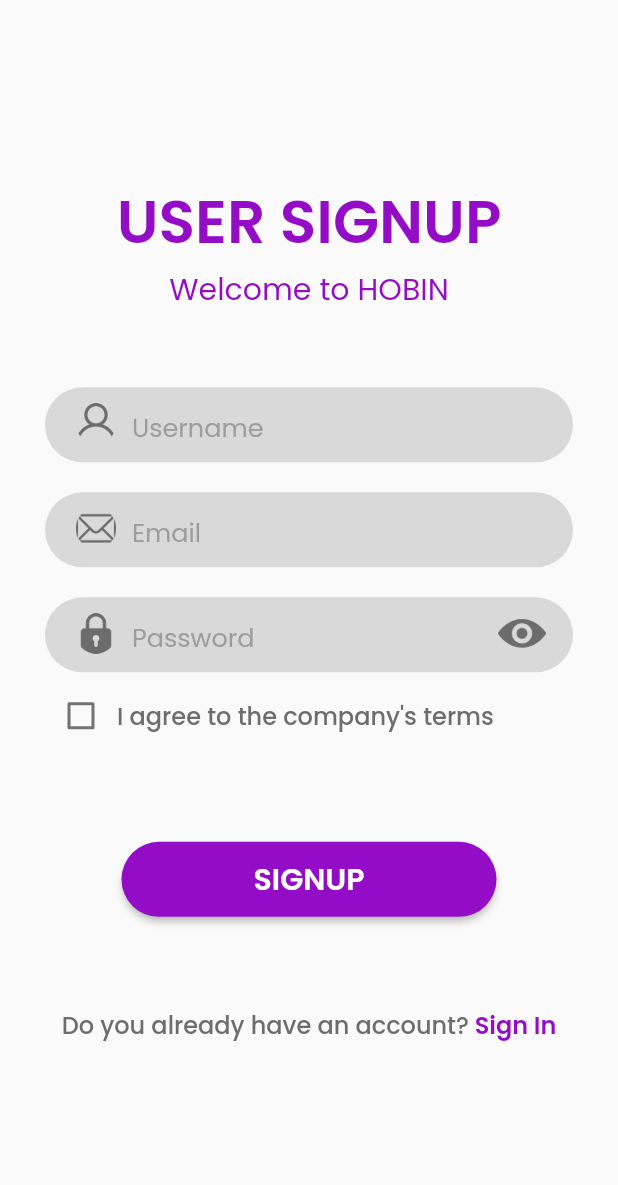
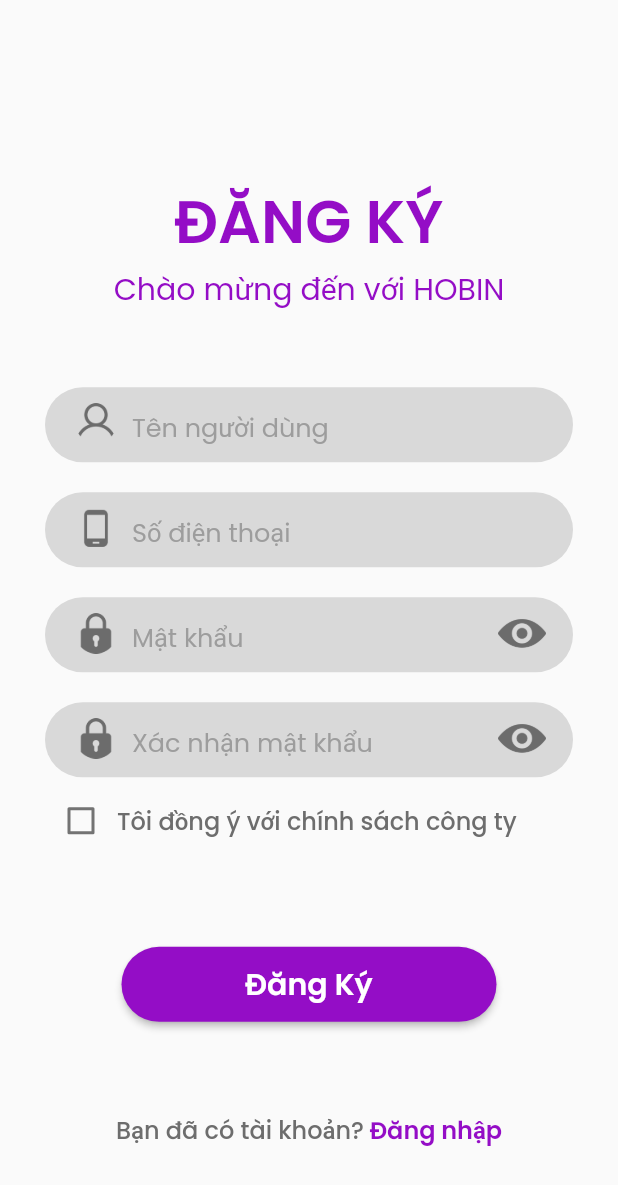
Before and after one commit to binh123thien/HOBIN, a Flutter app: the SignUpPage screen opened directly, on a phone screen of 412 x 824 dp. Shown: the top 1185 px of the screen. Run offline on Flutter 3.47's test engine with Material 2 defaults, Android fonts, the phone set to English and light mode, and no system bars; our stand-ins replace google_fonts.

Commit message:
đổi lại tiếng việt

```diff
--- a/hobin_app/lib/common_object/app_icons.dart
+++ b/hobin_app/lib/common_object/app_icons.dart
@@ -2,6 +2,7 @@
 
 class AppIcons {
   static const String userIcon = 'assets/images/user.png';
+  static const String phoneIcon = 'assets/images/phone.png';
   static const String padLockIcon = 'assets/images/padlock.png';
   static const String hiddenEye = 'assets/images/hiddenEye.png';
   static const String eye = 'assets/images/Eye.png';
--- a/hobin_app/lib/pages/auth/SignIn.dart
+++ b/hobin_app/lib/pages/auth/SignIn.dart
@@ -54,7 +54,7 @@
                   children: [
                     SizedBox(height: screenHeight * 0.1435),
                     Text(
-                      'USER SIGNIN',
+                      'ĐĂNG NHẬP',
                       textAlign: TextAlign.center,
                       style: GoogleFonts.poppins(
                           fontSize: 40,
@@ -62,7 +62,7 @@
                           fontWeight: FontWeight.w600),
                     ),
                     Text(
-                      'Welcome to HOBIN',
+                      'Chào mừng đến với HOBIN',
                       textAlign: TextAlign.center,
                       style: GoogleFonts.poppins(
                           fontSize: 20,
@@ -89,13 +89,13 @@
                               prefixIcon: IconButton(
                                 onPressed: null,
                                 icon: Image(
-                                  image: AssetImage(AppIcons.userIcon),
+                                  image: AssetImage(AppIcons.phoneIcon),
                                   fit: BoxFit.fill,
                                   width: 27,
                                 ),
                               ),
                               contentPadding: EdgeInsets.only(top: 14),
-                              hintText: 'Username',
+                              hintText: 'Số điện thoại',
                               hintStyle: TextStyle(
                                 fontSize: 17,
                                 color: AppColors.hintColor,
@@ -147,7 +147,7 @@
                                 ),
                               ),
                               contentPadding: const EdgeInsets.only(top: 14),
-                              hintText: 'Password',
+                              hintText: 'Mật khẩu',
                               hintStyle: const TextStyle(
                                 fontSize: 17,
                                 color: AppColors.hintColor,
@@ -178,7 +178,7 @@
                                     });
                                   }),
                               Text(
-                                'Remember',
+                                'Nhớ mật khẩu',
                                 style: GoogleFonts.poppins(
                                   fontSize: 16,
                                   color: AppColors.textColor,
@@ -190,7 +190,7 @@
                           //=================FORGOT PASSWORD==================
                           RichText(
                             text: TextSpan(
-                              text: 'Forgot PassWord?',
+                              text: 'Quên mật khẩu?',
                               style: GoogleFonts.poppins(
                                 fontSize: 16,
                                 color: AppColors.textColor,
@@ -228,7 +228,7 @@
                               shape: RoundedRectangleBorder(
                                 borderRadius: BorderRadius.circular(50),
                               )),
-                          child: Text('SIGNIN',
+                          child: Text('Đăng Nhập',
                               style: GoogleFonts.poppins(
                                   fontSize: 20,
                                   color: AppColors.whiteColor,
@@ -241,7 +241,7 @@
                       padding: const EdgeInsets.fromLTRB(30, 30, 30, 30),
                       child: RichText(
                         text: TextSpan(
-                          text: 'Do not have an account?',
+                          text: 'Bạn chưa có tài khoản?',
                           style: GoogleFonts.poppins(
                             fontSize: 16,
                             color: AppColors.textColor,
@@ -249,7 +249,7 @@
                           ),
                           children: [
                             TextSpan(
-                              text: ' Sign Up',
+                              text: ' Đăng kí',
                               style: GoogleFonts.poppins(
                                   fontSize: 16,
                                   color: AppColors.purpleColor,
--- a/hobin_app/lib/pages/auth/SignUp.dart
+++ b/hobin_app/lib/pages/auth/SignUp.dart
@@ -58,7 +58,7 @@
                   children: [
                     SizedBox(height: screenHeight * 0.1435),
                     Text(
-                      'USER SIGNUP',
+                      'ĐĂNG KÝ',
                       textAlign: TextAlign.center,
                       style: GoogleFonts.poppins(
                           fontSize: 40,
@@ -66,7 +66,7 @@
                           fontWeight: FontWeight.w600),
                     ),
                     Text(
-                      'Welcome to HOBIN',
+                      'Chào mừng đến với HOBIN',
                       textAlign: TextAlign.center,
                       style: GoogleFonts.poppins(
                           fontSize: 20,
@@ -99,7 +99,7 @@
                                 ),
                               ),
                               contentPadding: EdgeInsets.only(top: 14),
-                              hintText: 'Username',
+                              hintText: 'Tên người dùng',
                               hintStyle: TextStyle(
                                 fontSize: 17,
                                 color: AppColors.hintColor,
@@ -131,13 +131,13 @@
                               prefixIcon: IconButton(
                                 onPressed: null,
                                 icon: Image(
-                                  image: AssetImage(AppIcons.emailIcon),
+                                  image: AssetImage(AppIcons.phoneIcon),
                                   fit: BoxFit.fill,
                                   width: 27,
                                 ),
                               ),
                               contentPadding: EdgeInsets.only(top: 14),
-                              hintText: 'Email',
+                              hintText: 'Số điện thoại',
                               hintStyle: TextStyle(
                                 fontSize: 17,
                                 color: AppColors.hintColor,
@@ -189,7 +189,7 @@
                                 ),
                               ),
                               contentPadding: const EdgeInsets.only(top: 14),
-                              hintText: 'Password',
+                              hintText: 'Mật khẩu',
                               hintStyle: const TextStyle(
                                 fontSize: 17,
                                 color: AppColors.hintColor,
@@ -200,6 +200,59 @@
                         ),
                       ),
                     ),
+                    //=============== Confirm Password =======================
+                    Padding(
+                      padding: ResponsiveWidget.isSmallScreen(context)
+                          ? const EdgeInsets.fromLTRB(30, 20, 30, 0)
+                          : const EdgeInsets.fromLTRB(60, 20, 60, 0),
+                      child: Container(
+                        height: 50.0,
+                        width: screenWidth,
+                        decoration: BoxDecoration(
+                          borderRadius: BorderRadius.circular(50.0),
+                          color: AppColors.grayClolor,
+                        ),
+                        child: Container(
+                          margin: const EdgeInsets.fromLTRB(10, 0, 10, 0),
+                          child: TextFormField(
+                            obscureText: showpass,
+                            decoration: InputDecoration(
+                              border: InputBorder.none,
+                              //con mat
+                              suffixIcon: IconButton(
+                                onPressed: () {
+                                  setState(() {
+                                    showpass = !showpass;
+                                  });
+                                },
+                                icon: Image(
+                                  image: showpass
+                                      ? const AssetImage(AppIcons.hiddenEye)
+                                      : const AssetImage(AppIcons.eye),
+                                ),
+                              ),
+                              //o khoa
+                              prefixIcon: const IconButton(
+                                onPressed: null,
+                                icon: Image(
+                                  image: AssetImage(AppIcons.padLockIcon),
+                                  fit: BoxFit.fill,
+                                  width: 27,
+                                ),
+                              ),
+                              contentPadding: const EdgeInsets.only(top: 14),
+                              hintText: 'Xác nhận mật khẩu',
+                              hintStyle: const TextStyle(
+                                fontSize: 17,
+                                color: AppColors.hintColor,
+                                fontFamily: 'poppins',
+                              ),
+                            ),
+                          ),
+                        ),
+                      ),
+                    ),
+                    //=========================== đồng ý chính sách =============================
                     Padding(
                       padding: ResponsiveWidget.isSmallScreen(context)
                           ? const EdgeInsets.fromLTRB(30, 5, 30, 0)
@@ -217,7 +270,7 @@
                                 });
                               }),
                           Text(
-                            "I agree to the company's terms",
+                            "Tôi đồng ý với chính sách công ty",
                             style: GoogleFonts.poppins(
                               fontSize: 16,
                               color: AppColors.textColor,
@@ -244,7 +297,7 @@
                               shape: RoundedRectangleBorder(
                                 borderRadius: BorderRadius.circular(50),
                               )),
-                          child: Text('SIGNUP',
+                          child: Text('Đăng Ký',
                               style: GoogleFonts.poppins(
                                   fontSize: 20,
                                   color: AppColors.whiteColor,
@@ -257,7 +310,7 @@
                       padding: const EdgeInsets.fromLTRB(30, 30, 30, 30),
                       child: RichText(
                         text: TextSpan(
-                          text: 'Do you already have an account?',
+                          text: 'Bạn đã có tài khoản?',
                           style: GoogleFonts.poppins(
                             fontSize: 16,
                             color: AppColors.textColor,
@@ -265,7 +318,7 @@
                           ),
                           children: [
                             TextSpan(
-                              text: ' Sign In',
+                              text: ' Đăng nhập',
                               style: GoogleFonts.poppins(
                                   fontSize: 16,
                                   color: AppColors.purpleColor,
```
Also changed, not shown: hobin_app/assets/images/phone.png (added), hobin_app/assets/images/signin.png, hobin_app/assets/images/signup.png, hobin_app/assets/images/verify.png (added).
